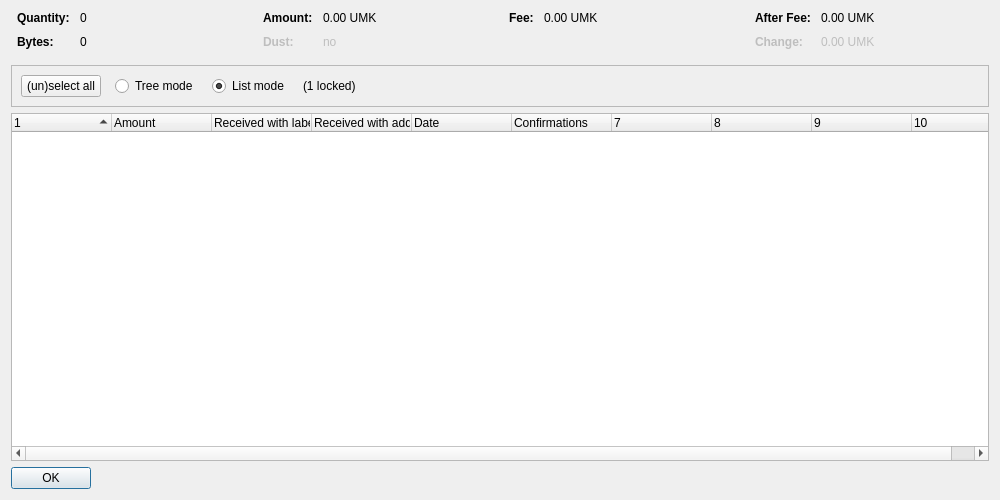
The window that src/qt/forms/coincontroldialog.ui (umkoin/umkoin) describes before a commit, drawn with Qt 5.
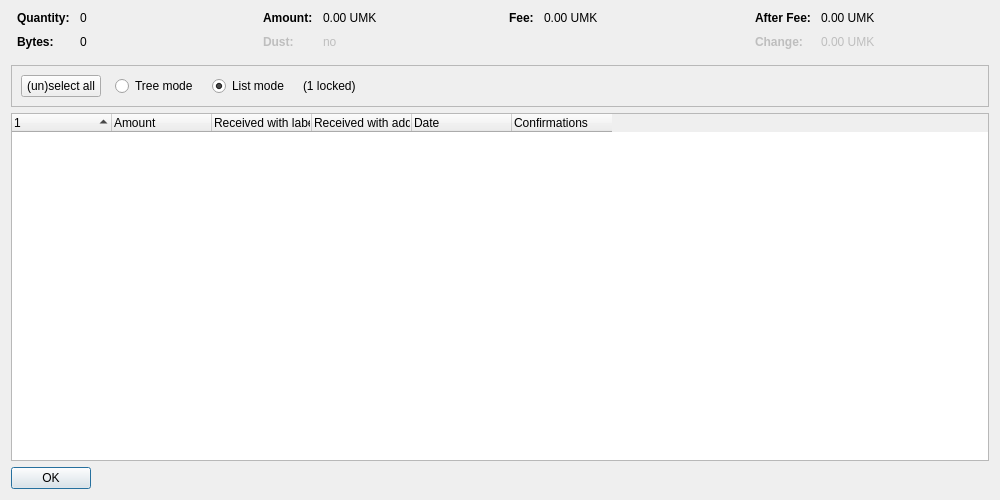
The same window after the commit. Custom widgets are drawn as their Qt base class.

The edit to the form file:
```diff
--- a/src/qt/forms/coincontroldialog.ui
+++ b/src/qt/forms/coincontroldialog.ui
@@ -402,7 +402,7 @@
       <bool>false</bool>
      </property>
      <property name="columnCount">
-      <number>10</number>
+      <number>6</number>
      </property>
      <attribute name="headerShowSortIndicator" stdset="0">
       <bool>true</bool>
```
